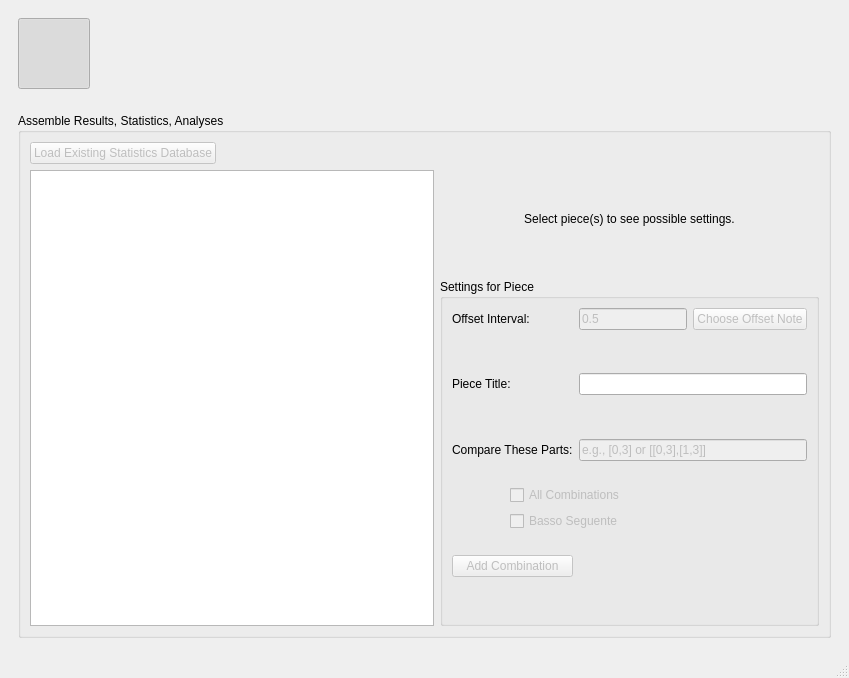
First picture: the form in views/ui/main_window.ui, repository ELVIS-Project/vis-framework, before the edit.
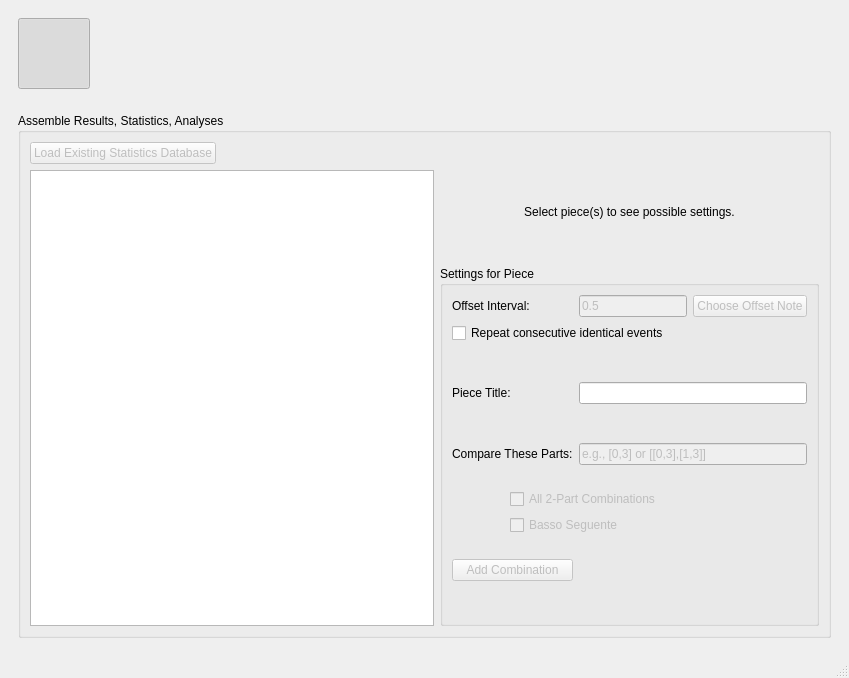
Second picture: the form after the edit. The open tabs and pages were chosen to show the change. Icons and pictures are not drawn.

Commit message:
Support for "Salami" in GUI. Correct IntervalsLists Errors
- IntervalsLists deals with Rest objects
- IntervalsLists output is a bit more consistent
- "salami" is now sometimes called "repeat consecutive (identical)"
- Added new column to ListOfPieces for "repeat consecutive"
- Added new QCheckBox & signals/slots for "repeat consecutive"

What changed in the file:
```diff
--- a/views/ui/main_window.ui
+++ b/views/ui/main_window.ui
@@ -372,7 +372,7 @@
               <string>Settings for Piece</string>
              </property>
              <layout class="QGridLayout" name="gridLayout_3">
-              <item row="4" column="1">
+              <item row="6" column="1">
                <spacer name="verticalSpacer">
                 <property name="orientation">
                  <enum>Qt::Vertical</enum>
@@ -385,7 +385,7 @@
                 </property>
                </spacer>
               </item>
-              <item row="7" column="1" colspan="2">
+              <item row="9" column="1" colspan="2">
                <spacer name="horizontalSpacer_8">
                 <property name="orientation">
                  <enum>Qt::Horizontal</enum>
@@ -398,7 +398,7 @@
                 </property>
                </spacer>
               </item>
-              <item row="7" column="0">
+              <item row="9" column="0">
                <widget class="QPushButton" name="btn_add_check_combo">
                 <property name="enabled">
                  <bool>false</bool>
@@ -431,7 +431,7 @@
                 </property>
                </widget>
               </item>
-              <item row="8" column="1">
+              <item row="10" column="1">
                <spacer name="verticalSpacer_2">
                 <property name="orientation">
                  <enum>Qt::Vertical</enum>
@@ -444,7 +444,7 @@
                 </property>
                </spacer>
               </item>
-              <item row="5" column="1" colspan="2">
+              <item row="7" column="1" colspan="2">
                <widget class="QLineEdit" name="line_compare_these_parts">
                 <property name="enabled">
                  <bool>false</bool>
@@ -457,7 +457,7 @@
                 </property>
                </widget>
               </item>
-              <item row="5" column="0">
+              <item row="7" column="0">
                <widget class="QLabel" name="lbl_compare_these_parts">
                 <property name="text">
                  <string>Compare These Parts:</string>
@@ -474,7 +474,7 @@
                 </property>
                </widget>
               </item>
-              <item row="1" column="1">
+              <item row="3" column="1">
                <spacer name="verticalSpacer_6">
                 <property name="orientation">
                  <enum>Qt::Vertical</enum>
@@ -487,7 +487,7 @@
                 </property>
                </spacer>
               </item>
-              <item row="6" column="0" colspan="3">
+              <item row="8" column="0" colspan="3">
                <widget class="QWidget" name="widget_2" native="true">
                 <layout class="QHBoxLayout" name="horizontalLayout_9">
                  <item>
@@ -518,7 +518,7 @@
                        <string>Collect Statistics for all Part Combinations</string>
                       </property>
                       <property name="text">
-                       <string>All Combinations</string>
+                       <string>All 2-Part Combinations</string>
                       </property>
                      </widget>
                     </item>
@@ -541,16 +541,23 @@
                 </layout>
                </widget>
               </item>
-              <item row="3" column="1" colspan="2">
+              <item row="5" column="1" colspan="2">
                <widget class="QLineEdit" name="line_piece_title"/>
               </item>
-              <item row="3" column="0">
+              <item row="5" column="0">
                <widget class="QLabel" name="lbl_piece_title">
                 <property name="text">
                  <string>Piece Title:</string>
                 </property>
                </widget>
               </item>
+              <item row="1" column="0" colspan="3">
+               <widget class="QCheckBox" name="chk_repeat_identical">
+                <property name="text">
+                 <string>Repeat consecutive identical events</string>
+                </property>
+               </widget>
+              </item>
              </layout>
             </widget>
            </item>
```
Left out of the diff: 2 changed lines with no effect on the pictures. The commit also changes 4 other files.
